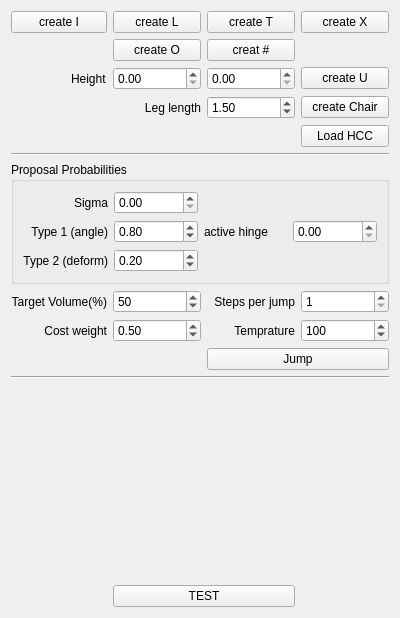
letienhung/fold-hcc, file Foldabilizer/FoldabilizerWidget.ui: the form before one commit.
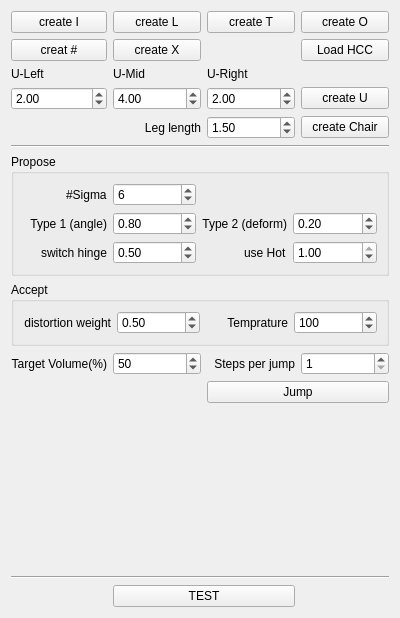
The form after the commit.

The edit to the form file:
```diff
--- a/Foldabilizer/FoldabilizerWidget.ui
+++ b/Foldabilizer/FoldabilizerWidget.ui
@@ -26,18 +26,127 @@
    <string>Form</string>
   </property>
   <layout class="QGridLayout" name="gridLayout">
-   <item row="14" column="0">
-    <spacer name="verticalSpacer">
-     <property name="orientation">
-      <enum>Qt::Vertical</enum>
+   <item row="3" column="1">
+    <widget class="QDoubleSpinBox" name="UMid">
+     <property name="singleStep">
+      <double>0.500000000000000</double>
      </property>
-     <property name="sizeHint" stdset="0">
-      <size>
-       <width>20</width>
-       <height>40</height>
-      </size>
+     <property name="value">
+      <double>4.000000000000000</double>
      </property>
-    </spacer>
+    </widget>
+   </item>
+   <item row="7" column="0" colspan="4">
+    <widget class="QGroupBox" name="groupBox">
+     <property name="title">
+      <string>Propose</string>
+     </property>
+     <layout class="QGridLayout" name="gridLayout_2">
+      <item row="0" column="0" alignment="Qt::AlignRight">
+       <widget class="QLabel" name="label_7">
+        <property name="text">
+         <string>#Sigma</string>
+        </property>
+       </widget>
+      </item>
+      <item row="3" column="0">
+       <widget class="QLabel" name="label_2">
+        <property name="text">
+         <string>Type 1 (angle)</string>
+        </property>
+        <property name="alignment">
+         <set>Qt::AlignRight|Qt::AlignTrailing|Qt::AlignVCenter</set>
+        </property>
+       </widget>
+      </item>
+      <item row="3" column="1">
+       <widget class="QDoubleSpinBox" name="typeOne">
+        <property name="maximum">
+         <double>1.000000000000000</double>
+        </property>
+        <property name="singleStep">
+         <double>0.100000000000000</double>
+        </property>
+        <property name="value">
+         <double>0.800000000000000</double>
+        </property>
+       </widget>
+      </item>
+      <item row="5" column="1">
+       <widget class="QDoubleSpinBox" name="switchHinge">
+        <property name="maximum">
+         <double>1.000000000000000</double>
+        </property>
+        <property name="singleStep">
+         <double>0.100000000000000</double>
+        </property>
+        <property name="value">
+         <double>0.500000000000000</double>
+        </property>
+       </widget>
+      </item>
+      <item row="5" column="0" alignment="Qt::AlignRight">
+       <widget class="QLabel" name="label_8">
+        <property name="text">
+         <string>switch hinge</string>
+        </property>
+       </widget>
+      </item>
+      <item row="3" column="2">
+       <widget class="QLabel" name="label_6">
+        <property name="text">
+         <string>Type 2 (deform)</string>
+        </property>
+        <property name="alignment">
+         <set>Qt::AlignRight|Qt::AlignTrailing|Qt::AlignVCenter</set>
+        </property>
+       </widget>
+      </item>
+      <item row="3" column="3">
+       <widget class="QDoubleSpinBox" name="typeTwo">
+        <property name="maximum">
+         <double>1.000000000000000</double>
+        </property>
+        <property name="singleStep">
+         <double>0.010000000000000</double>
+        </property>
+        <property name="value">
+         <double>0.200000000000000</double>
+        </property>
+       </widget>
+      </item>
+      <item row="0" column="1">
+       <widget class="QSpinBox" name="nbSigma">
+        <property name="singleStep">
+         <number>2</number>
+        </property>
+        <property name="value">
+         <number>6</number>
+        </property>
+       </widget>
+      </item>
+      <item row="5" column="2" alignment="Qt::AlignRight">
+       <widget class="QLabel" name="label_12">
+        <property name="text">
+         <string>use Hot</string>
+        </property>
+       </widget>
+      </item>
+      <item row="5" column="3">
+       <widget class="QDoubleSpinBox" name="useHot">
+        <property name="maximum">
+         <double>1.000000000000000</double>
+        </property>
+        <property name="singleStep">
+         <double>0.100000000000000</double>
+        </property>
+        <property name="value">
+         <double>1.000000000000000</double>
+        </property>
+       </widget>
+      </item>
+     </layout>
+    </widget>
    </item>
    <item row="0" column="0">
     <widget class="QPushButton" name="createI">
@@ -46,21 +155,7 @@
      </property>
     </widget>
    </item>
-   <item row="1" column="1">
-    <widget class="QPushButton" name="createO">
-     <property name="text">
-      <string>create O</string>
-     </property>
-    </widget>
-   </item>
-   <item row="4" column="3">
-    <widget class="QPushButton" name="load_hcc">
-     <property name="text">
-      <string>Load HCC</string>
-     </property>
-    </widget>
-   </item>
-   <item row="13" column="0" colspan="4">
+   <item row="16" column="0" colspan="4">
     <widget class="Line" name="line_2">
      <property name="orientation">
       <enum>Qt::Horizontal</enum>
@@ -74,19 +169,6 @@
      </property>
     </widget>
    </item>
-   <item row="9" column="2">
-    <widget class="QLabel" name="label_3">
-     <property name="frameShape">
-      <enum>QFrame::NoFrame</enum>
-     </property>
-     <property name="text">
-      <string>Temprature</string>
-     </property>
-     <property name="alignment">
-      <set>Qt::AlignRight|Qt::AlignTrailing|Qt::AlignVCenter</set>
-     </property>
-    </widget>
-   </item>
    <item row="0" column="2">
     <widget class="QPushButton" name="createT">
      <property name="text">
@@ -94,206 +176,28 @@
      </property>
     </widget>
    </item>
-   <item row="1" column="2">
-    <widget class="QPushButton" name="createSharp">
-     <property name="text">
-      <string>creat #</string>
-     </property>
-    </widget>
-   </item>
-   <item row="5" column="0" colspan="4">
+   <item row="6" column="0" colspan="4">
     <widget class="Line" name="line">
      <property name="orientation">
       <enum>Qt::Horizontal</enum>
      </property>
     </widget>
    </item>
-   <item row="15" column="1" colspan="2">
+   <item row="18" column="1" colspan="2">
     <widget class="QPushButton" name="test">
      <property name="text">
       <string>TEST</string>
      </property>
     </widget>
    </item>
-   <item row="9" column="1">
-    <widget class="QDoubleSpinBox" name="costWeight">
-     <property name="singleStep">
-      <double>0.100000000000000</double>
-     </property>
-     <property name="value">
-      <double>0.500000000000000</double>
-     </property>
-    </widget>
-   </item>
-   <item row="0" column="3">
-    <widget class="QPushButton" name="createX">
-     <property name="text">
-      <string>create X</string>
-     </property>
-    </widget>
-   </item>
-   <item row="9" column="3">
-    <widget class="QSpinBox" name="temprature">
-     <property name="minimum">
-      <number>1</number>
-     </property>
-     <property name="maximum">
-      <number>1000</number>
-     </property>
-     <property name="singleStep">
-      <number>10</number>
-     </property>
-     <property name="value">
-      <number>100</number>
-     </property>
-    </widget>
-   </item>
-   <item row="9" column="0">
-    <widget class="QLabel" name="label_4">
-     <property name="text">
-      <string>Cost weight</string>
-     </property>
-     <property name="alignment">
-      <set>Qt::AlignRight|Qt::AlignTrailing|Qt::AlignVCenter</set>
-     </property>
-    </widget>
-   </item>
-   <item row="7" column="0">
-    <widget class="QLabel" name="label_5">
-     <property name="text">
-      <string>Target Volume(%)</string>
-     </property>
-     <property name="alignment">
-      <set>Qt::AlignRight|Qt::AlignTrailing|Qt::AlignVCenter</set>
-     </property>
-    </widget>
-   </item>
-   <item row="6" column="0" colspan="4">
-    <widget class="QGroupBox" name="groupBox">
-     <property name="title">
-      <string>Proposal Probabilities</string>
-     </property>
-     <layout class="QGridLayout" name="gridLayout_2">
-      <item row="0" column="1">
-       <widget class="QDoubleSpinBox" name="sigma"/>
-      </item>
-      <item row="0" column="0" alignment="Qt::AlignRight">
-       <widget class="QLabel" name="label_7">
-        <property name="text">
-         <string>Sigma</string>
-        </property>
-       </widget>
-      </item>
-      <item row="5" column="0">
-       <widget class="QLabel" name="label_6">
-        <property name="text">
-         <string>Type 2 (deform)</string>
-        </property>
-        <property name="alignment">
-         <set>Qt::AlignRight|Qt::AlignTrailing|Qt::AlignVCenter</set>
-        </property>
-       </widget>
-      </item>
-      <item row="5" column="1">
-       <widget class="QDoubleSpinBox" name="typeTwo">
-        <property name="maximum">
-         <double>1.000000000000000</double>
-        </property>
-        <property name="singleStep">
-         <double>0.010000000000000</double>
-        </property>
-        <property name="value">
-         <double>0.200000000000000</double>
-        </property>
-       </widget>
-      </item>
-      <item row="3" column="2">
-       <widget class="QLabel" name="label_8">
-        <property name="text">
-         <string>active hinge</string>
-        </property>
-       </widget>
-      </item>
-      <item row="3" column="0">
-       <widget class="QLabel" name="label_2">
-        <property name="text">
-         <string>Type 1 (angle)</string>
-        </property>
-        <property name="alignment">
-         <set>Qt::AlignRight|Qt::AlignTrailing|Qt::AlignVCenter</set>
-        </property>
-       </widget>
-      </item>
-      <item row="3" column="1">
-       <widget class="QDoubleSpinBox" name="typeOne">
-        <property name="maximum">
-         <double>1.000000000000000</double>
-        </property>
-        <property name="singleStep">
-         <double>0.100000000000000</double>
-        </property>
-        <property name="value">
-         <double>0.800000000000000</double>
-        </property>
-       </widget>
-      </item>
-      <item row="3" column="3">
-       <widget class="QDoubleSpinBox" name="activeHinge"/>
-      </item>
-     </layout>
-    </widget>
-   </item>
-   <item row="7" column="3">
-    <widget class="QSpinBox" name="stepsPerJump">
-     <property name="minimum">
-      <number>1</number>
-     </property>
-     <property name="maximum">
-      <number>10000</number>
-     </property>
-     <property name="singleStep">
-      <number>100</number>
-     </property>
-     <property name="value">
-      <number>1</number>
-     </property>
-    </widget>
-   </item>
-   <item row="7" column="1">
-    <widget class="QSpinBox" name="targetVolumePercentage">
-     <property name="singleStep">
-      <number>10</number>
-     </property>
-     <property name="value">
-      <number>50</number>
-     </property>
-    </widget>
-   </item>
-   <item row="7" column="2">
-    <widget class="QLabel" name="dsfs">
-     <property name="text">
-      <string>Steps per jump</string>
-     </property>
-     <property name="alignment">
-      <set>Qt::AlignRight|Qt::AlignTrailing|Qt::AlignVCenter</set>
-     </property>
-    </widget>
-   </item>
-   <item row="10" column="2" colspan="2">
-    <widget class="QPushButton" name="jumpButton">
-     <property name="text">
-      <string>Jump</string>
-     </property>
-    </widget>
-   </item>
-   <item row="3" column="3">
+   <item row="4" column="3">
     <widget class="QPushButton" name="createChair">
      <property name="text">
       <string>create Chair</string>
      </property>
     </widget>
    </item>
-   <item row="3" column="2">
+   <item row="4" column="2">
     <widget class="QDoubleSpinBox" name="legLength">
      <property name="minimum">
       <double>1.000000000000000</double>
@@ -309,7 +213,7 @@
      </property>
     </widget>
    </item>
-   <item row="3" column="1">
+   <item row="4" column="1">
     <widget class="QLabel" name="label">
      <property name="text">
       <string>Leg length</string>
@@ -319,25 +223,205 @@
      </property>
     </widget>
    </item>
-   <item row="2" column="3">
+   <item row="3" column="3">
     <widget class="QPushButton" name="createU">
      <property name="text">
       <string>create U</string>
      </property>
     </widget>
    </item>
-   <item row="2" column="0" alignment="Qt::AlignRight">
+   <item row="3" column="2">
+    <widget class="QDoubleSpinBox" name="URight">
+     <property name="singleStep">
+      <double>0.500000000000000</double>
+     </property>
+     <property name="value">
+      <double>2.000000000000000</double>
+     </property>
+    </widget>
+   </item>
+   <item row="3" column="0">
+    <widget class="QDoubleSpinBox" name="ULeft">
+     <property name="singleStep">
+      <double>0.500000000000000</double>
+     </property>
+     <property name="value">
+      <double>2.000000000000000</double>
+     </property>
+    </widget>
+   </item>
+   <item row="12" column="3">
+    <widget class="QSpinBox" name="stepsPerJump">
+     <property name="minimum">
+      <number>1</number>
+     </property>
+     <property name="maximum">
+      <number>10000</number>
+     </property>
+     <property name="singleStep">
+      <number>100</number>
+     </property>
+     <property name="value">
+      <number>1</number>
+     </property>
+    </widget>
+   </item>
+   <item row="12" column="0">
+    <widget class="QLabel" name="label_5">
+     <property name="text">
+      <string>Target Volume(%)</string>
+     </property>
+     <property name="alignment">
+      <set>Qt::AlignRight|Qt::AlignTrailing|Qt::AlignVCenter</set>
+     </property>
+    </widget>
+   </item>
+   <item row="12" column="1">
+    <widget class="QSpinBox" name="targetV">
+     <property name="singleStep">
+      <number>10</number>
+     </property>
+     <property name="value">
+      <number>50</number>
+     </property>
+    </widget>
+   </item>
+   <item row="15" column="0">
+    <spacer name="verticalSpacer">
+     <property name="orientation">
+      <enum>Qt::Vertical</enum>
+     </property>
+     <property name="sizeHint" stdset="0">
+      <size>
+       <width>20</width>
+       <height>40</height>
+      </size>
+     </property>
+    </spacer>
+   </item>
+   <item row="2" column="0">
     <widget class="QLabel" name="label_9">
      <property name="text">
-      <string>Height</string>
+      <string>U-Left</string>
+     </property>
+    </widget>
+   </item>
+   <item row="12" column="2">
+    <widget class="QLabel" name="dsfs">
+     <property name="text">
+      <string>Steps per jump</string>
+     </property>
+     <property name="alignment">
+      <set>Qt::AlignRight|Qt::AlignTrailing|Qt::AlignVCenter</set>
      </property>
     </widget>
    </item>
    <item row="2" column="1">
-    <widget class="QDoubleSpinBox" name="ULeft"/>
+    <widget class="QLabel" name="label_10">
+     <property name="text">
+      <string>U-Mid</string>
+     </property>
+    </widget>
    </item>
    <item row="2" column="2">
-    <widget class="QDoubleSpinBox" name="URight"/>
+    <widget class="QLabel" name="label_11">
+     <property name="text">
+      <string>U-Right</string>
+     </property>
+    </widget>
+   </item>
+   <item row="8" column="0" colspan="4">
+    <widget class="QGroupBox" name="groupBox_2">
+     <property name="title">
+      <string>Accept</string>
+     </property>
+     <layout class="QGridLayout" name="gridLayout_3">
+      <item row="0" column="0">
+       <widget class="QLabel" name="label_4">
+        <property name="text">
+         <string>distortion weight</string>
+        </property>
+        <property name="alignment">
+         <set>Qt::AlignRight|Qt::AlignTrailing|Qt::AlignVCenter</set>
+        </property>
+       </widget>
+      </item>
+      <item row="0" column="2">
+       <widget class="QLabel" name="label_3">
+        <property name="frameShape">
+         <enum>QFrame::NoFrame</enum>
+        </property>
+        <property name="text">
+         <string>Temprature</string>
+        </property>
+        <property name="alignment">
+         <set>Qt::AlignRight|Qt::AlignTrailing|Qt::AlignVCenter</set>
+        </property>
+       </widget>
+      </item>
+      <item row="0" column="1">
+       <widget class="QDoubleSpinBox" name="distWeight">
+        <property name="singleStep">
+         <double>0.100000000000000</double>
+        </property>
+        <property name="value">
+         <double>0.500000000000000</double>
+        </property>
+       </widget>
+      </item>
+      <item row="0" column="3">
+       <widget class="QSpinBox" name="temprature">
+        <property name="minimum">
+         <number>1</number>
+        </property>
+        <property name="maximum">
+         <number>1000</number>
+        </property>
+        <property name="singleStep">
+         <number>10</number>
+        </property>
+        <property name="value">
+         <number>100</number>
+        </property>
+       </widget>
+      </item>
+     </layout>
+    </widget>
+   </item>
+   <item row="13" column="2" colspan="2">
+    <widget class="QPushButton" name="jumpButton">
+     <property name="text">
+      <string>Jump</string>
+     </property>
+    </widget>
+   </item>
+   <item row="0" column="3">
+    <widget class="QPushButton" name="createO">
+     <property name="text">
+      <string>create O</string>
+     </property>
+    </widget>
+   </item>
+   <item row="1" column="0">
+    <widget class="QPushButton" name="createSharp">
+     <property name="text">
+      <string>creat #</string>
+     </property>
+    </widget>
+   </item>
+   <item row="1" column="1">
+    <widget class="QPushButton" name="createX">
+     <property name="text">
+      <string>create X</string>
+     </property>
+    </widget>
+   </item>
+   <item row="1" column="3">
+    <widget class="QPushButton" name="load_hcc">
+     <property name="text">
+      <string>Load HCC</string>
+     </property>
+    </widget>
    </item>
   </layout>
  </widget>
```
